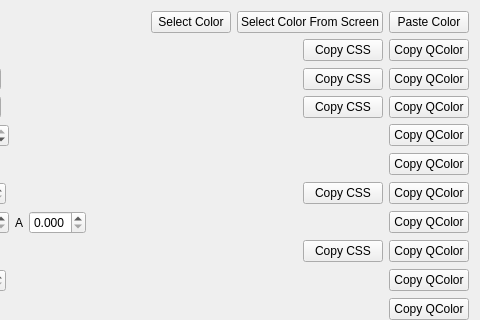
N1vn0vem8er/cutetoolbox, file src/widgets/colorpicker.ui: the form before one commit; both pictures show x 419 to 899 and y 0 to 320 of the 899 by 645 pixel window.
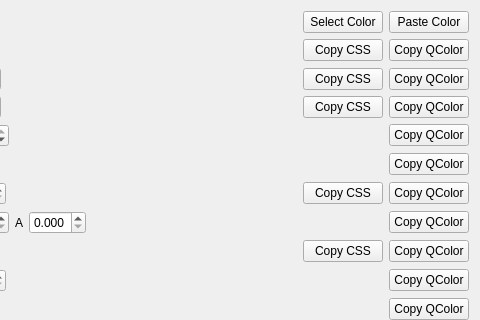
The form after the commit. Icons and pictures are not drawn.

Commit message: Removed select color from screen button

What changed in the file:
```diff
--- a/src/widgets/colorpicker.ui
+++ b/src/widgets/colorpicker.ui
@@ -40,12 +40,8 @@
        <property name="text">
         <string>Select Color</string>
        </property>
-      </widget>
-     </item>
-     <item>
-      <widget class="QPushButton" name="selectFromScreenButton">
-       <property name="text">
-        <string>Select Color From Screen</string>
+       <property name="icon">
+        <iconset theme="QIcon::ThemeIcon::EditSelectAll"/>
        </property>
       </widget>
      </item>
```
The commit also changes 2 other files.
